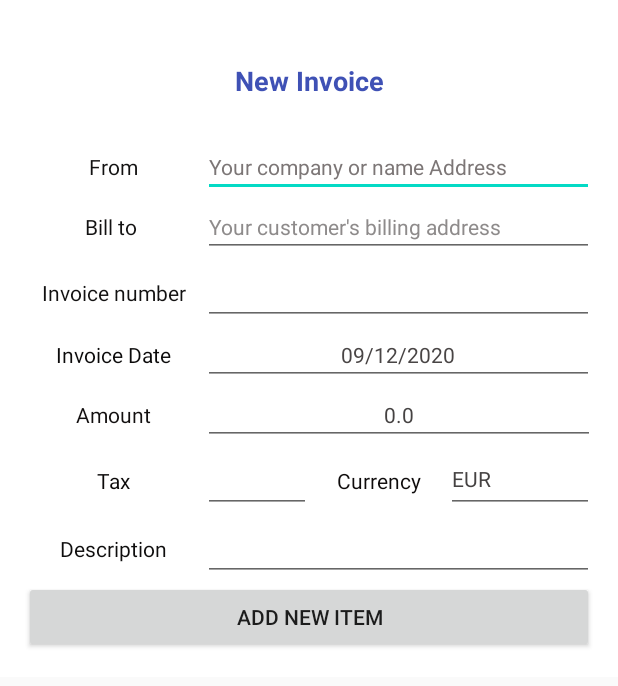
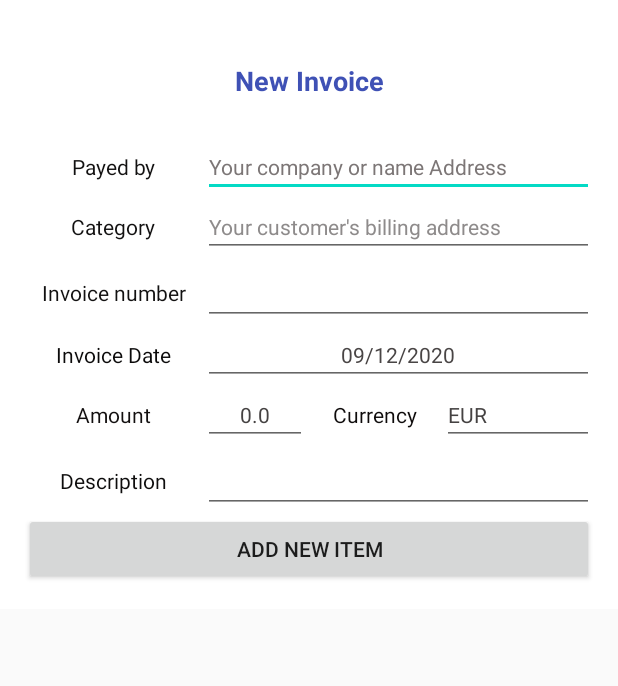
Before and after one commit to tristangh/FIR, an Android app: the layout add_invoice.xml on its own in the app's theme, with its tools: preview values and no code run, on a phone screen of 412 x 824 dp. Shown: the top 686 px of the screen. Run offline under Robolectric (Android 15) with nearby library versions, the phone set to English and light mode, and no system bars.

Commit message:
Invoices page, not finished yet

```diff
--- a/app/src/main/res/layout/add_invoice.xml
+++ b/app/src/main/res/layout/add_invoice.xml
@@ -43,7 +43,8 @@
             android:layout_height="wrap_content"
             android:text="From"
             android:textAlignment="center"
-            android:textColor="#121111" />
+            android:textColor="#121111"
+            tools:text="Payed by" />
 
 
         <EditText
@@ -66,10 +67,10 @@
             android:id="@+id/textView2"
             android:layout_width="119dp"
             android:layout_height="wrap_content"
-            android:text="Bill_to"
+            android:text="category"
             android:textAlignment="center"
             android:textColor="#121111"
-            tools:text="Bill to " />
+            tools:text="Category" />
 
         <EditText
             android:id="@+id/editTextTextPersonName2"
@@ -147,7 +148,7 @@
 
         <EditText
             android:id="@+id/editTextNumberDecimal"
-            android:layout_width="261dp"
+            android:layout_width="69dp"
             android:layout_height="wrap_content"
             android:ems="10"
             android:inputType="numberDecimal"
@@ -155,35 +156,6 @@
             android:textAlignment="center"
             android:textColor="#454242"
             android:textSize="14sp" />
-
-
-
-        />
-
-
-    </LinearLayout>
-
-    <LinearLayout
-        android:layout_width="match_parent"
-        android:layout_height="match_parent"
-        android:orientation="horizontal">
-
-        <TextView
-            android:id="@+id/textView7"
-            android:layout_width="119dp"
-            android:layout_height="wrap_content"
-            android:ems="11"
-            android:text="Tax"
-            android:textAlignment="center"
-            android:textColor="#0B0909"
-            tools:text="Tax" />
-
-        <EditText
-            android:id="@+id/editTextNumberDecimal3"
-            android:layout_width="72dp"
-            android:layout_height="wrap_content"
-            android:ems="10"
-            android:inputType="numberDecimal" />
 
         <TextView
             android:id="@+id/textView10"
@@ -203,7 +175,15 @@
             android:textSize="14sp" />
 
 
+        />
+
+
     </LinearLayout>
+
+    <LinearLayout
+        android:layout_width="match_parent"
+        android:layout_height="match_parent"
+        android:orientation="horizontal"/>
 
     <LinearLayout
         android:layout_width="match_parent"
```
